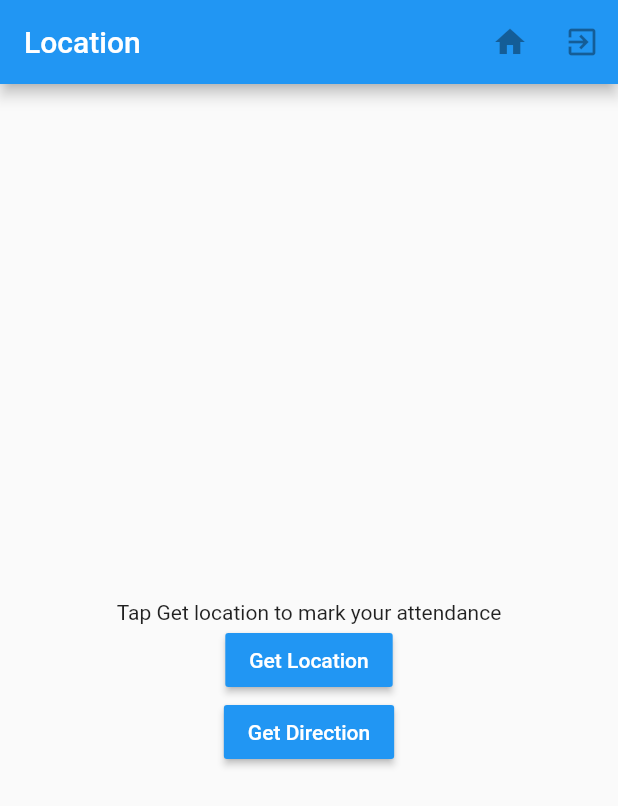
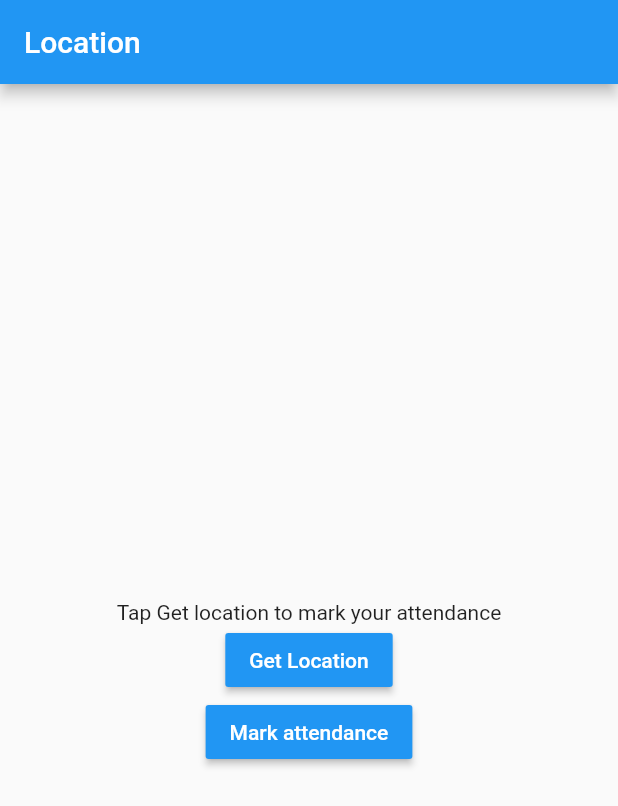
Before and after one commit to vvatsaraj09/Attendace_Manager, a Flutter app: the screen it shows after launch, on a phone screen of 412 x 824 dp. Shown: the top 806 px of the screen. Run offline on Flutter 3.47's test engine with Material 2 defaults, Android fonts, the phone set to English and light mode, and no system bars; our stand-ins replace geolocator, latlong, shared_preferences, table_calendar; missing offline and left inert: device_calendar, geocoder.

Commit message:
"Attendace_Manager"

```diff
--- a/lib/main.dart
+++ b/lib/main.dart
@@ -2,18 +2,36 @@ import 'package:geolocator/geolocator.dart';
 import 'package:geocoder/geocoder.dart';
 import 'package:flutter/material.dart';
 import 'package:latlong/latlong.dart';
+import 'package:sample/Calender.dart';
 
 void main() => runApp(new MyApp());
-
-class MyApp extends StatefulWidget {
-  _MyAppState createState() => new _MyAppState();
+class MyApp extends StatelessWidget {
+  @override
+  Widget build(BuildContext context) {
+    return MaterialApp(
+      title: 'Employee Management System',
+      theme: ThemeData(
+        primarySwatch: Colors.deepOrange,
+        accentColor: Colors.deepPurpleAccent,
+      ),
+      home: MyIntroPage(title: 'Check In Page'),
+    );
+  }
 }
 
-class _MyAppState extends State<MyApp> {
+class MyIntroPage extends StatefulWidget {
+  MyIntroPage({Key key, this.title}) : super(key: key);
+  final String title;
+
+  @override
+  _MyAppState createState() => _MyAppState();
+}
+
+class _MyAppState extends State<MyIntroPage> {
   String lat = "";
   String long = "";
-  double long_admin = 72.835792;
-  double lat_admin = 19.1231508;
+  double long_admin = 72.8521211;
+  double lat_admin = 19.1129489;
   String approval = "Tap Get location to mark your attendance";
 
   double _distance;
@@ -31,11 +49,6 @@ class _MyAppState extends State<MyApp> {
       home: new Scaffold(
           appBar: new AppBar(
             title: new Text("Location"),
-            actions: <Widget>[
-              new IconButton(icon: new Icon(Icons.home), onPressed:null),
-              new IconButton(
-                  icon: new Icon(Icons.exit_to_app), onPressed: null),
-            ],
           ),
           body: Center(
             child: Column(
@@ -68,12 +81,24 @@ class _MyAppState extends State<MyApp> {
                           ),
                         ),
                         RaisedButton(
-                          onPressed: () async {
-
+                          onPressed: () {
+                            if(approval == "Approved")
+                            {
+                              Navigator.push(
+                              context,
+                              MaterialPageRoute(
+                              builder: (context) => MyApp1()));
+                            }
+                            else{
+                              Navigator.push(
+                              context,
+                              MaterialPageRoute(
+                              builder: (context) => MyApp()));
+                            }
                           },
                           color: Colors.blue,
                           child: Text(
-                            "Get Direction",
+                            "Mark attendance",
                             style: TextStyle(color: Colors.white),
                           ),
                         ),
@@ -85,7 +110,7 @@ class _MyAppState extends State<MyApp> {
     );
   }
 
-  _getLocation() async {
+   _getLocation() async {
     position = await Geolocator()
         .getCurrentPosition(desiredAccuracy: LocationAccuracy.high);
     final coordinates = new Coordinates(position.latitude, position.longitude);
--- a/pubspec.yaml
+++ b/pubspec.yaml
@@ -22,7 +22,9 @@ dependencies:
   url_launcher: ^5.4.1
   geocoder:
   latlong: ^0.6.1
-
+  table_calendar: ^2.2.1
+  device_calendar: ^0.1.1
+  shared_preferences: ^0.5.4+5
   flutter:
     sdk: flutter
 
```
Also changed, not shown: lib/Calender.dart (added, +144 -0 lines), pubspec.lock.
